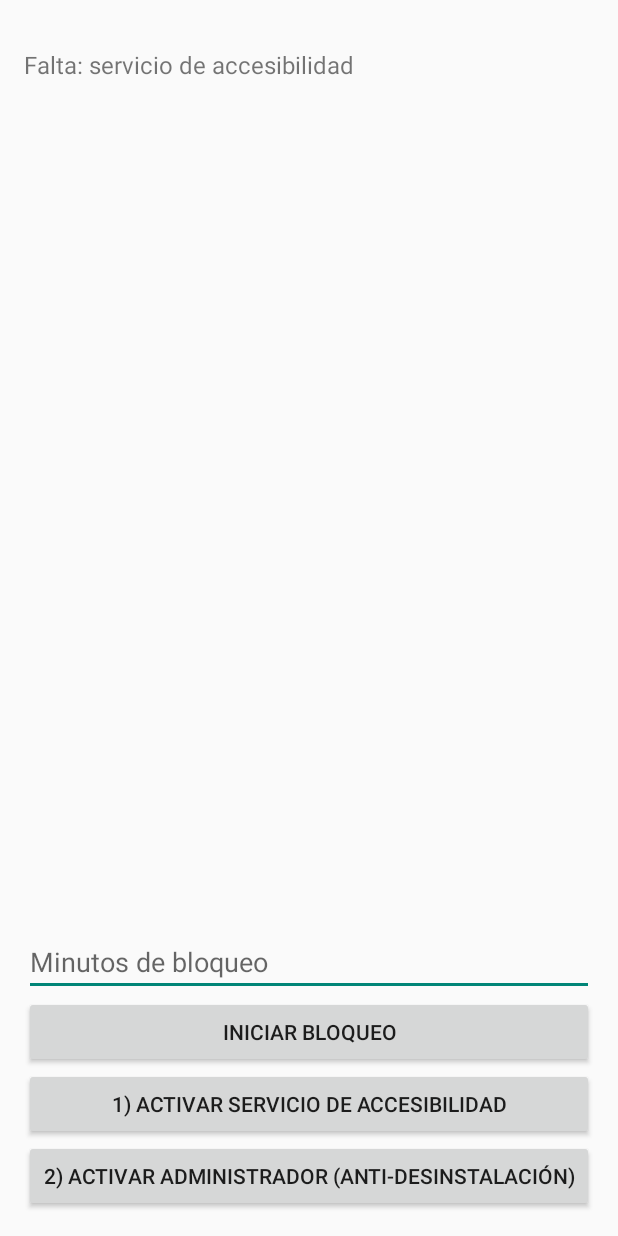
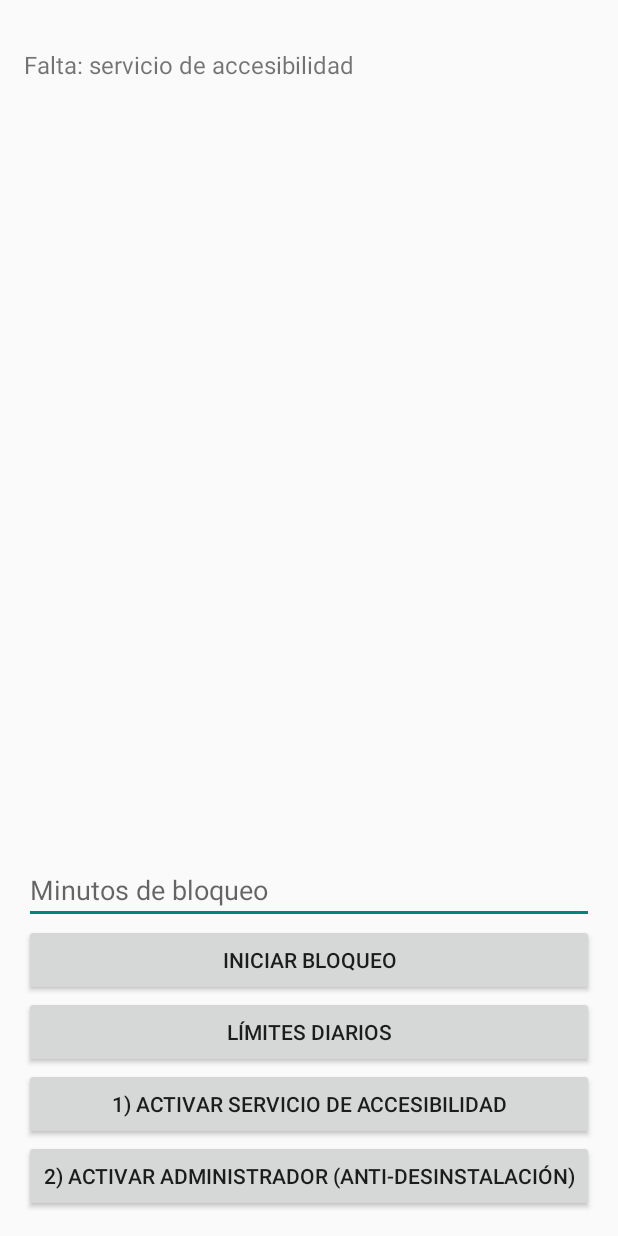
Before and after one commit to carlosarielmunizhernandez9-create/bloqueador, an Android app: the screen it shows after launch (MainActivity), on a phone screen of 412 x 824 dp. Run offline under Robolectric (Android 15) with nearby library versions, the phone set to English and light mode, and no system bars.

Commit message:
Update MainActivity.kt

```diff
--- a/app/src/main/java/com/carlos/bloqueador/MainActivity.kt
+++ b/app/src/main/java/com/carlos/bloqueador/MainActivity.kt
@@ -63,6 +63,13 @@ class MainActivity : Activity() {
             setOnClickListener { startBlock() }
         }
         root.addView(startBtn)
+
+        root.addView(Button(this).apply {
+            text = "Límites diarios"
+            setOnClickListener {
+                startActivity(Intent(this@MainActivity, LimitsActivity::class.java))
+            }
+        })
 
         root.addView(Button(this).apply {
             text = "1) Activar servicio de accesibilidad"
```
